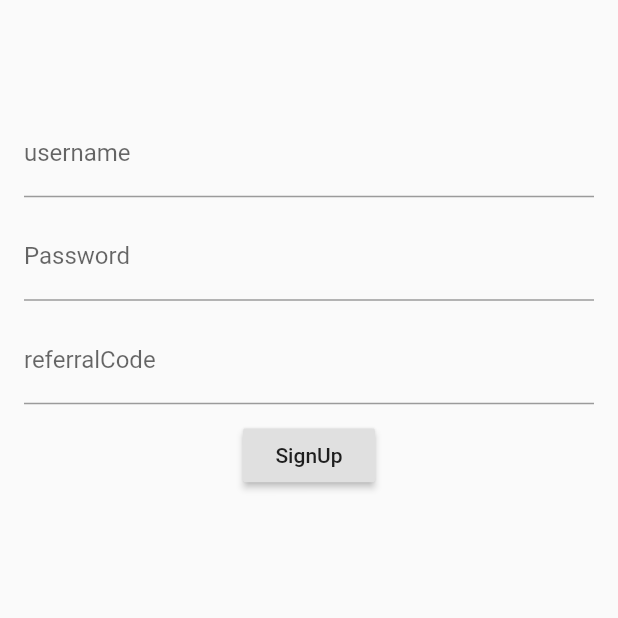
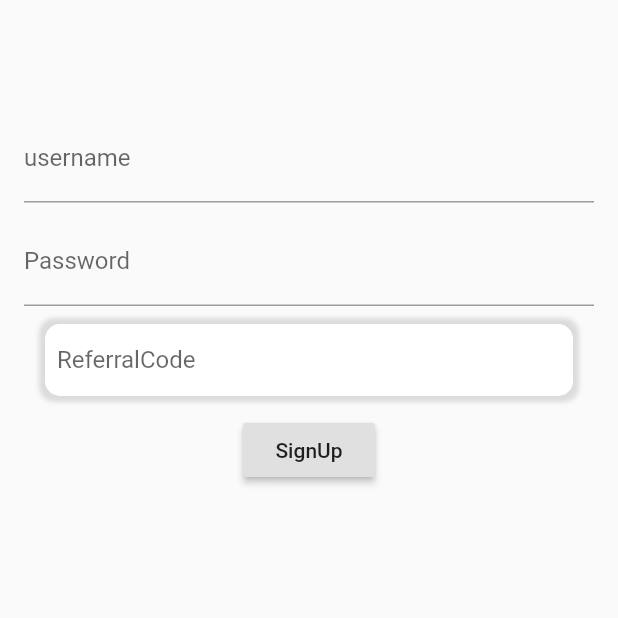
Before and after one commit to Asim-2000/Fluttering, a Flutter app: the screen it shows after launch, on a phone screen of 412 x 824 dp, the top half of it. Run offline on Flutter 3.47's test engine with Material 2 defaults, Android fonts, the phone set to English and light mode, and no system bars; our stand-ins replace firebase_core, firebase_dynamic_links, get_it; accounts and stored records are empty.

Commit message:
📦 NEW: referral not working

```diff
--- a/lib/pages/home_page.dart
+++ b/lib/pages/home_page.dart
@@ -7,6 +7,7 @@ import 'package:FirstProject/utils/create_referral_code.dart';
 class HomePage extends StatelessWidget {
   final int days = 30;
   final String name = "Asim";
+  static const String routeName = '/home';
   @override
   Widget build(BuildContext context) {
     return Scaffold(
--- a/lib/pages/login_page.dart
+++ b/lib/pages/login_page.dart
@@ -1,5 +1,6 @@
 import 'package:FirstProject/utils/routes.dart';
 import 'package:flutter/material.dart';
+import 'package:FirstProject/utils/app-field.dart';
 
 class LoginPage extends StatelessWidget {
   static const String routeName = '/signUp';
@@ -10,6 +11,7 @@ class LoginPage extends StatelessWidget {
 
   @override
   Widget build(BuildContext context) {
+    print(referrarCode);
     referralCodeController.text = referrarCode ?? '';
     return Scaffold(
       body: SingleChildScrollView(
@@ -27,8 +29,12 @@ class LoginPage extends StatelessWidget {
                 decoration: InputDecoration(labelText: "Password"),
               ),
               SizedBox(height: 10),
-              TextField(
-                decoration: InputDecoration(labelText: "referralCode"),
+              // TextField(
+              //   decoration: InputDecoration(labelText: "referralCode"),
+              //   controller: referralCodeController,
+              // ),
+              AppTextField(
+                title: 'ReferralCode',
                 controller: referralCodeController,
               ),
               SizedBox(height: 10),
--- /dev/null
+++ b/lib/pages/start-view.dart
@@ -0,0 +1,36 @@
+import 'package:flutter/material.dart';
+// import 'package:flutter_tutorials/ui/route/route_generator.dart';
+import 'package:FirstProject/pages/login_page.dart';
+// import 'package:flutter_tutorials/ui/views/auth_view/sign_up.dart';
+import 'package:FirstProject/utils/route_generator.dart';
+
+class StartView extends StatefulWidget {
+  static const String routeName = '/start';
+
+  @override
+  _StartViewState createState() => _StartViewState();
+}
+
+class _StartViewState extends State<StartView> {
+  @override
+  void initState() {
+    super.initState();
+    _waitThenNavigateToSignUpOrHome();
+  }
+
+  _waitThenNavigateToSignUpOrHome() async {
+    await Future.delayed(Duration(seconds: 3));
+    GeneratedRoute.navigateTo(LoginPage.routeName);
+  }
+
+  @override
+  Widget build(BuildContext context) {
+    return Scaffold(
+      body: Container(
+        child: Center(
+          child: Text('Welcome', style: TextStyle(fontSize: 20)),
+        ),
+      ),
+    );
+  }
+}
--- /dev/null
+++ b/lib/utils/app-field.dart
@@ -0,0 +1,73 @@
+import 'package:flutter/material.dart';
+
+class AppTextField extends StatefulWidget {
+  final String title;
+  final TextEditingController controller;
+  final TextInputType keyboardType;
+  final int maxLine;
+  final Function(String) validator;
+  final Function onTapVisibilityIcon;
+  final Function(String) onFieldSubmitted;
+  final bool isPassword;
+  final double radius;
+  final TextInputAction textInputAction;
+  final bool enableTextField;
+  const AppTextField({
+    Key key,
+    this.title,
+    this.controller,
+    this.keyboardType,
+    this.maxLine,
+    this.validator,
+    this.onTapVisibilityIcon,
+    this.onFieldSubmitted,
+    this.isPassword,
+    this.radius,
+    this.textInputAction,
+    this.enableTextField,
+  }) : super(key: key);
+
+  @override
+  _AppTextFieldState createState() => _AppTextFieldState();
+}
+
+class _AppTextFieldState extends State<AppTextField> {
+  bool isVisiblePassword = true;
+
+  @override
+  Widget build(BuildContext context) {
+    return Container(
+      margin: const EdgeInsets.symmetric(horizontal: 12),
+      width: MediaQuery.of(context).size.width,
+      padding: const EdgeInsets.all(2),
+      decoration:
+          BoxDecoration(borderRadius: BorderRadius.circular(10), boxShadow: [
+        BoxShadow(
+          color: Colors.grey[700].withOpacity(.2),
+          spreadRadius: 2,
+          blurRadius: 2,
+        )
+      ]),
+      child: TextFormField(
+        controller: widget.controller,
+        autovalidateMode: AutovalidateMode.onUserInteraction,
+        maxLines: widget.isPassword == null ? widget.maxLine : 1,
+        keyboardType: widget.keyboardType,
+        onTap: widget.onTapVisibilityIcon,
+        textInputAction: widget.textInputAction,
+        onFieldSubmitted: widget.onFieldSubmitted,
+        decoration: InputDecoration(
+          contentPadding: const EdgeInsets.all(8),
+          disabledBorder: InputBorder.none,
+          border: OutlineInputBorder(
+              borderRadius: BorderRadius.circular(widget.radius ?? 10),
+              borderSide: BorderSide.none),
+          filled: true,
+          fillColor: Colors.white,
+          hintText: widget.title,
+          hintStyle: TextStyle(fontSize: 16),
+        ),
+      ),
+    );
+  }
+}
--- a/lib/utils/home_view_model.dart
+++ b/lib/utils/home_view_model.dart
@@ -8,6 +8,6 @@ class HomeViewModel extends ChangeNotifier {
 
   HomeViewModel() {
     deeplinkApi.handleDynamicLink();
-    print("Hello World");
+    print("handle dynamic link");
   }
 }
--- a/lib/utils/route_generator.dart
+++ b/lib/utils/route_generator.dart
@@ -2,6 +2,7 @@ import 'package:FirstProject/pages/home_page.dart';
 import 'package:FirstProject/utils/routes.dart';
 import 'package:flutter/material.dart';
 import 'package:FirstProject/pages/login_page.dart';
+import 'package:FirstProject/pages/start-view.dart';
 
 class GeneratedRoute {
   static final GlobalKey<NavigatorState> navigatorKey =
@@ -18,8 +19,8 @@ class GeneratedRoute {
   static Route<dynamic> onGenerate(RouteSettings settings) {
     final arg = settings.arguments;
     switch (settings.name) {
-      case MyRoutes.homeRoute:
-        return MaterialPageRoute(builder: (_) => HomePage());
+      case StartView.routeName:
+        return MaterialPageRoute(builder: (_) => StartView());
         break;
       case MyRoutes.loginRoute:
         if (arg is String) {
@@ -28,6 +29,8 @@ class GeneratedRoute {
         }
         return MaterialPageRoute(builder: (_) => LoginPage());
 
+      case HomePage.routeName:
+        return MaterialPageRoute(builder: (_) => HomePage());
       default:
         return _onPageNotFound();
     }
```
Also changed, not shown: lib/main.dart (+0 -21 lines).
